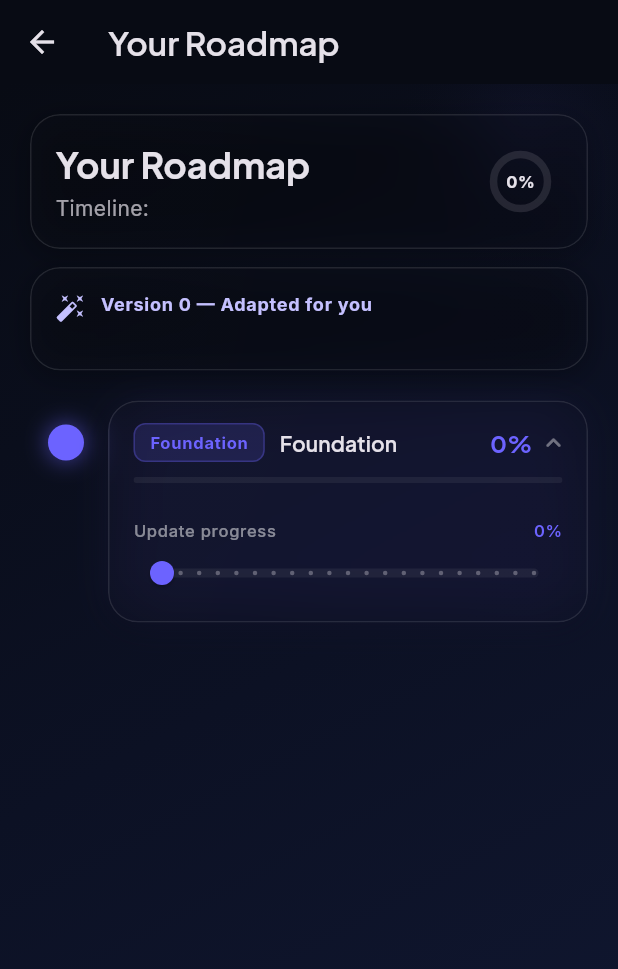
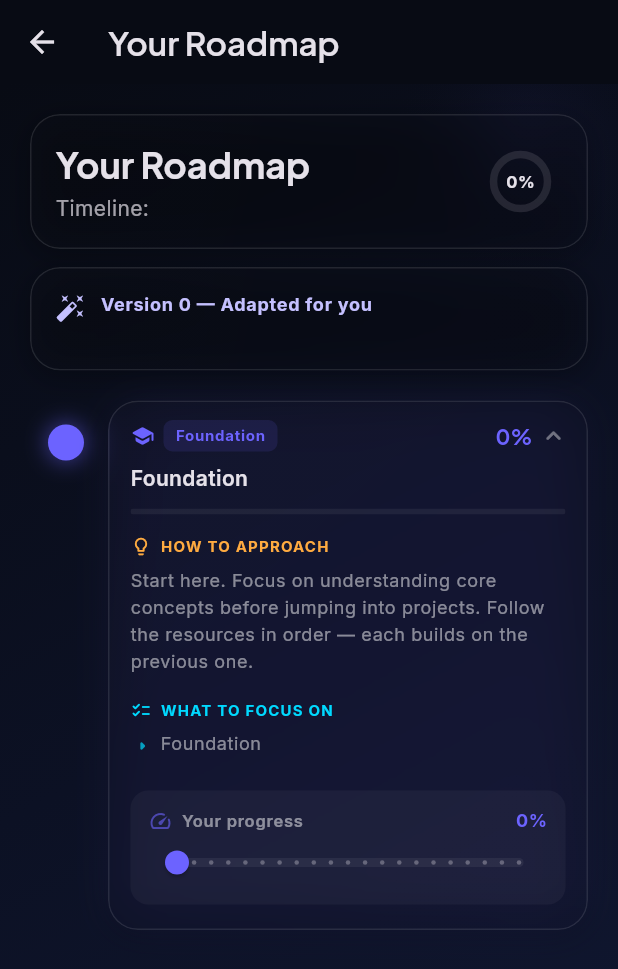
Before and after one commit to ManasT10-14/PathWise, a Flutter app: the RoadmapDetailScreen screen opened directly with empty values, after a tap on "Foundation", on a phone screen of 412 x 824 dp. Shown: the top 969 px of the screen. Run offline on Flutter 3.47's test engine with Material 3 defaults, Android fonts, the phone set to English and light mode, and no system bars; drawn by our look-alikes of flutter_animate; our stand-ins replace cloud_firestore, dio, file_picker, firebase_auth, firebase_core, google_fonts and 2 more; missing offline and left inert: razorpay_flutter; accounts and stored records are empty.

Commit message:
feat: comprehensive roadmap cards — full title, focus areas, approach tips
Timeline node redesign:
- Header shows short title (extracted after "—" or ":") when collapsed,
  full milestone description when expanded
- Level icon (school/trending_up/rocket) next to badge
- "How to approach" section with stage-specific guidance tips
- "What to focus on" section: parses comma-separated topics from
  the milestone title into bullet points
- Resources show full URLs (not truncated at 50 chars), max 2 lines
- Progress slider wrapped in a subtle card container
- Section headers with colored icons (lightbulb, checklist, book, speed)

Roadmap model fix:
- structuredStages now distributes ALL resources evenly across stages
  instead of giving each stage only 1 resource

Co-Authored-By: Claude Opus 4.6 (1M context) <noreply@anthropic.com>

```diff
--- a/lib/models/roadmap.dart
+++ b/lib/models/roadmap.dart
@@ -65,14 +65,23 @@ class Roadmap {
   List<RoadmapStage> get structuredStages {
     final stages = <RoadmapStage>[];
     final labels = ['beginner', 'intermediate', 'advanced'];
+    final stageCount = milestones.length.clamp(1, 10);
+
+    // Distribute ALL resources across stages evenly
+    final resourcesPerStage = <int, List<String>>{};
+    for (var i = 0; i < resources.length; i++) {
+      final bucket = i % stageCount;
+      resourcesPerStage.putIfAbsent(bucket, () => []).add(resources[i]);
+    }
+
     for (var i = 0; i < milestones.length; i++) {
       final level = i < labels.length ? labels[i] : 'stage_${i + 1}';
-      final chunk = resources.length > i
-          ? [resources[i]]
-          : resources.isNotEmpty
-              ? [resources[i % resources.length]]
-              : <String>[];
-      stages.add(RoadmapStage(level: level, title: milestones[i], tasks: const [], resources: chunk));
+      stages.add(RoadmapStage(
+        level: level,
+        title: milestones[i],
+        tasks: const [],
+        resources: resourcesPerStage[i] ?? [],
+      ));
     }
     if (stages.isEmpty) {
       stages.add(
--- a/lib/widgets/timeline_node.dart
+++ b/lib/widgets/timeline_node.dart
@@ -42,13 +42,27 @@ class _TimelineNodeState extends State<TimelineNode> {
     return Colors.white.withOpacity(0.25);
   }
 
-  IconData _statusIcon() {
-    if (widget.progress >= 1.0) return Icons.check_rounded;
-    if (widget.isCurrent) return Icons.play_arrow_rounded;
-    return Icons.circle_outlined;
+  /// Extracts a short display name from the milestone title.
+  /// Gemini returns titles like "Beginner — Foundations for ML: core syntax..."
+  /// We take the part after the dash as the short name.
+  String _shortTitle() {
+    final raw = widget.stage.title;
+    // Try splitting on " — " or " -- " (Gemini uses both)
+    for (final sep in [' — ', ' -- ', ': ']) {
+      final idx = raw.indexOf(sep);
+      if (idx > 0 && idx < raw.length - sep.length) {
+        return raw.substring(idx + sep.length).trim();
+      }
+    }
+    return raw;
   }
 
-  String _levelEmoji() {
+  /// Returns the full milestone description for the expanded view.
+  String _fullDescription() {
+    return widget.stage.title;
+  }
+
+  String _levelLabel() {
     switch (widget.stage.level.toLowerCase()) {
       case 'beginner':
         return 'Foundation';
@@ -58,6 +72,35 @@ class _TimelineNodeState extends State<TimelineNode> {
         return 'Mastery';
       default:
         return widget.stage.level.capitalize();
+    }
+  }
+
+  IconData _levelIcon() {
+    switch (widget.stage.level.toLowerCase()) {
+      case 'beginner':
+        return Icons.school_rounded;
+      case 'intermediate':
+        return Icons.trending_up_rounded;
+      case 'advanced':
+        return Icons.rocket_launch_rounded;
+      default:
+        return Icons.circle_outlined;
+    }
+  }
+
+  String _approachTip() {
+    switch (widget.stage.level.toLowerCase()) {
+      case 'beginner':
+        return 'Start here. Focus on understanding core concepts before jumping into projects. '
+            'Follow the resources in order — each builds on the previous one.';
+      case 'intermediate':
+        return 'You have the basics. Now close your skill gaps with focused practice. '
+            'Build small projects to solidify each concept before moving forward.';
+      case 'advanced':
+        return 'Push for mastery. Take on end-to-end projects, contribute to open source, '
+            'and prepare for real-world scenarios. Teach what you learn.';
+      default:
+        return 'Work through the resources below and track your progress as you complete each topic.';
     }
   }
 
@@ -78,7 +121,6 @@ class _TimelineNodeState extends State<TimelineNode> {
               width: 48,
               child: Column(
                 children: [
-                  // Top connector
                   Container(
                     width: 2,
                     height: 16,
@@ -95,9 +137,7 @@ class _TimelineNodeState extends State<TimelineNode> {
                             ),
                           ),
                   ),
-                  // Node circle
                   _buildNodeCircle(statusColor),
-                  // Bottom connector
                   Expanded(
                     child: Container(
                       width: 2,
@@ -121,12 +161,9 @@ class _TimelineNodeState extends State<TimelineNode> {
                   child: Column(
                     mainAxisSize: MainAxisSize.min,
                     children: [
-                      // Header (always visible)
                       _buildHeader(theme, statusColor),
-                      // Progress bar
                       _buildProgressBar(statusColor),
-                      // Expandable content
-                      if (_expanded) _buildExpandedContent(theme),
+                      if (_expanded) _buildExpandedContent(theme, isDark),
                     ],
                   ),
                 ),
@@ -173,50 +210,40 @@ class _TimelineNodeState extends State<TimelineNode> {
       onTap: () => setState(() => _expanded = !_expanded),
       behavior: HitTestBehavior.opaque,
       child: Padding(
-        padding: const EdgeInsets.fromLTRB(16, 14, 12, 10),
-        child: Row(
+        padding: const EdgeInsets.fromLTRB(14, 12, 12, 10),
+        child: Column(
+          crossAxisAlignment: CrossAxisAlignment.start,
           children: [
-            // Level badge
+            // Top row: level badge + progress + expand icon
+            Row(
+              children: [
+                Icon(_levelIcon(), size: 16, color: statusColor),
+                const SizedBox(width: 6),
                 Container(
-              padding: const EdgeInsets.symmetric(horizontal: 10, vertical: 4),
+                  padding: const EdgeInsets.symmetric(horizontal: 8, vertical: 3),
                   decoration: BoxDecoration(
-                color: statusColor.withOpacity(0.15),
-                borderRadius: BorderRadius.circular(8),
-                border: Border.all(color: statusColor.withOpacity(0.3)),
+                    color: statusColor.withOpacity(0.12),
+                    borderRadius: BorderRadius.circular(6),
                   ),
                   child: Text(
-                _levelEmoji(),
+                    _levelLabel(),
                     style: theme.textTheme.labelSmall?.copyWith(
                       color: statusColor,
                       fontWeight: FontWeight.w700,
+                      fontSize: 10,
                       letterSpacing: 0.5,
                     ),
                   ),
                 ),
-            const SizedBox(width: 10),
-            // Title
-            Expanded(
-              child: Text(
-                widget.stage.title,
-                style: theme.textTheme.titleSmall?.copyWith(
-                  fontWeight: FontWeight.w600,
-                  height: 1.3,
-                ),
-                maxLines: 2,
-                overflow: TextOverflow.ellipsis,
-              ),
-            ),
-            const SizedBox(width: 8),
-            // Progress percentage
+                const Spacer(),
                 Text(
                   '${(widget.progress * 100).round()}%',
-              style: theme.textTheme.titleMedium?.copyWith(
+                  style: theme.textTheme.titleSmall?.copyWith(
                     color: statusColor,
                     fontWeight: FontWeight.w700,
                   ),
                 ),
                 const SizedBox(width: 4),
-            // Expand icon
                 AnimatedRotation(
                   turns: _expanded ? 0.5 : 0,
                   duration: const Duration(milliseconds: 200),
@@ -228,13 +255,26 @@ class _TimelineNodeState extends State<TimelineNode> {
                 ),
               ],
             ),
+            const SizedBox(height: 8),
+            // Stage title — show short version when collapsed, full when expanded
+            Text(
+              _expanded ? _fullDescription() : _shortTitle(),
+              style: theme.textTheme.bodyMedium?.copyWith(
+                fontWeight: FontWeight.w600,
+                height: 1.4,
+              ),
+              maxLines: _expanded ? 10 : 2,
+              overflow: TextOverflow.ellipsis,
+            ),
+          ],
+        ),
       ),
     );
   }
 
   Widget _buildProgressBar(Color color) {
     return Padding(
-      padding: const EdgeInsets.symmetric(horizontal: 16),
+      padding: const EdgeInsets.symmetric(horizontal: 14),
       child: ClipRRect(
         borderRadius: BorderRadius.circular(4),
         child: LinearProgressIndicator(
@@ -247,37 +287,71 @@ class _TimelineNodeState extends State<TimelineNode> {
     );
   }
 
-  Widget _buildExpandedContent(ThemeData theme) {
+  Widget _buildExpandedContent(ThemeData theme, bool isDark) {
+    final muted = isDark ? Colors.white.withOpacity(0.5) : Colors.black54;
+
     return Padding(
-      padding: const EdgeInsets.fromLTRB(16, 12, 16, 16),
+      padding: const EdgeInsets.fromLTRB(14, 14, 14, 16),
       child: Column(
         crossAxisAlignment: CrossAxisAlignment.start,
         mainAxisSize: MainAxisSize.min,
         children: [
+          // How to approach this stage
+          _SectionHeader(icon: Icons.lightbulb_outline_rounded, title: 'How to approach', color: AppTheme.warning),
+          const SizedBox(height: 6),
+          Text(
+            _approachTip(),
+            style: theme.textTheme.bodySmall?.copyWith(color: muted, height: 1.5),
+          ),
+
+          const SizedBox(height: 16),
+
+          // What you'll learn (extracted from the title)
+          _SectionHeader(icon: Icons.checklist_rounded, title: 'What to focus on', color: AppTheme.accentSecondary),
+          const SizedBox(height: 6),
+          ..._extractFocusAreas().map((area) => Padding(
+                padding: const EdgeInsets.only(bottom: 6),
+                child: Row(
+                  crossAxisAlignment: CrossAxisAlignment.start,
+                  children: [
+                    Padding(
+                      padding: const EdgeInsets.only(top: 2),
+                      child: Icon(Icons.arrow_right_rounded, size: 16, color: AppTheme.accentSecondary.withOpacity(0.7)),
+                    ),
+                    const SizedBox(width: 4),
+                    Expanded(
+                      child: Text(
+                        area,
+                        style: theme.textTheme.bodySmall?.copyWith(color: muted, height: 1.4),
+                      ),
+                    ),
+                  ],
+                ),
+              )),
+
           // Resources
           if (widget.stage.resources.isNotEmpty) ...[
-            Text(
-              'Resources',
-              style: theme.textTheme.labelSmall?.copyWith(
-                color: AppTheme.accentSecondary,
-                fontWeight: FontWeight.w600,
-                letterSpacing: 0.8,
-              ),
-            ),
+            const SizedBox(height: 16),
+            _SectionHeader(icon: Icons.menu_book_rounded, title: 'Resources', color: AppTheme.accent),
             const SizedBox(height: 6),
             ...widget.stage.resources.map((r) => Padding(
-                  padding: const EdgeInsets.only(bottom: 4),
+                  padding: const EdgeInsets.only(bottom: 6),
                   child: Row(
+                    crossAxisAlignment: CrossAxisAlignment.start,
                     children: [
-                      Icon(Icons.link_rounded, size: 14, color: AppTheme.accent.withOpacity(0.7)),
+                      Padding(
+                        padding: const EdgeInsets.only(top: 2),
+                        child: Icon(Icons.link_rounded, size: 14, color: AppTheme.accent.withOpacity(0.6)),
+                      ),
                       const SizedBox(width: 6),
                       Expanded(
                         child: Text(
-                          r.length > 50 ? '${r.substring(0, 50)}...' : r,
+                          r,
                           style: theme.textTheme.bodySmall?.copyWith(
-                            color: Colors.white.withOpacity(0.6),
+                            color: AppTheme.accent.withOpacity(0.8),
+                            height: 1.3,
                           ),
-                          maxLines: 1,
+                          maxLines: 2,
                           overflow: TextOverflow.ellipsis,
                         ),
                       ),
@@ -285,22 +359,34 @@ class _TimelineNodeState extends State<TimelineNode> {
                   ),
                 )),
           ],
+
           // Progress slider
-          const SizedBox(height: 12),
+          const SizedBox(height: 16),
+          Container(
+            padding: const EdgeInsets.all(12),
+            decoration: BoxDecoration(
+              color: isDark ? Colors.white.withOpacity(0.04) : Colors.black.withOpacity(0.03),
+              borderRadius: BorderRadius.circular(12),
+            ),
+            child: Column(
+              children: [
                 Row(
                   children: [
+                    Icon(Icons.speed_rounded, size: 16, color: AppTheme.accent.withOpacity(0.6)),
+                    const SizedBox(width: 6),
                     Text(
-                'Update progress',
+                      'Your progress',
                       style: theme.textTheme.labelSmall?.copyWith(
-                  color: Colors.white.withOpacity(0.5),
+                        color: muted,
+                        fontWeight: FontWeight.w600,
                       ),
                     ),
                     const Spacer(),
                     Text(
                       '${(widget.progress * 100).round()}%',
-                style: theme.textTheme.labelSmall?.copyWith(
+                      style: theme.textTheme.labelMedium?.copyWith(
                         color: AppTheme.accent,
-                  fontWeight: FontWeight.w600,
+                        fontWeight: FontWeight.w700,
                       ),
                     ),
                   ],
@@ -326,6 +412,72 @@ class _TimelineNodeState extends State<TimelineNode> {
                 ),
               ],
             ),
+          ),
+        ],
+      ),
     ).animate().fadeIn(duration: 200.ms);
   }
+
+  /// Extracts focus areas from the milestone title by parsing after colons/dashes.
+  List<String> _extractFocusAreas() {
+    final raw = widget.stage.title;
+
+    // Try to extract comma-separated topics from the title
+    // e.g., "Beginner — Foundations: core syntax, tooling, and delivery of a small project."
+    final colonIdx = raw.indexOf(':');
+    if (colonIdx > 0 && colonIdx < raw.length - 1) {
+      final afterColon = raw.substring(colonIdx + 1).trim();
+      // Split on commas and ", and "
+      final parts = afterColon
+          .replaceAll(', and ', ', ')
+          .replaceAll(' and ', ', ')
+          .split(',')
+          .map((s) => s.trim().replaceAll(RegExp(r'[.]$'), ''))
+          .where((s) => s.isNotEmpty && s.length > 2)
+          .toList();
+      if (parts.isNotEmpty) return parts;
     }
+
+    // Fallback: split on semicolons
+    final semiParts = raw
+        .split(';')
+        .map((s) => s.trim())
+        .where((s) => s.isNotEmpty && s.length > 5)
+        .toList();
+    if (semiParts.length > 1) return semiParts;
+
+    // Final fallback — just show the whole description as a single point
+    return [raw];
+  }
+}
+
+class _SectionHeader extends StatelessWidget {
+  const _SectionHeader({
+    required this.icon,
+    required this.title,
+    required this.color,
+  });
+
+  final IconData icon;
+  final String title;
+  final Color color;
+
+  @override
+  Widget build(BuildContext context) {
+    return Row(
+      children: [
+        Icon(icon, size: 14, color: color),
+        const SizedBox(width: 6),
+        Text(
+          title.toUpperCase(),
+          style: Theme.of(context).textTheme.labelSmall?.copyWith(
+                color: color,
+                fontWeight: FontWeight.w700,
+                letterSpacing: 0.8,
+                fontSize: 10,
+              ),
+        ),
+      ],
+    );
+  }
+}
```
Lines whose indentation alone changed are shown as unchanged.
